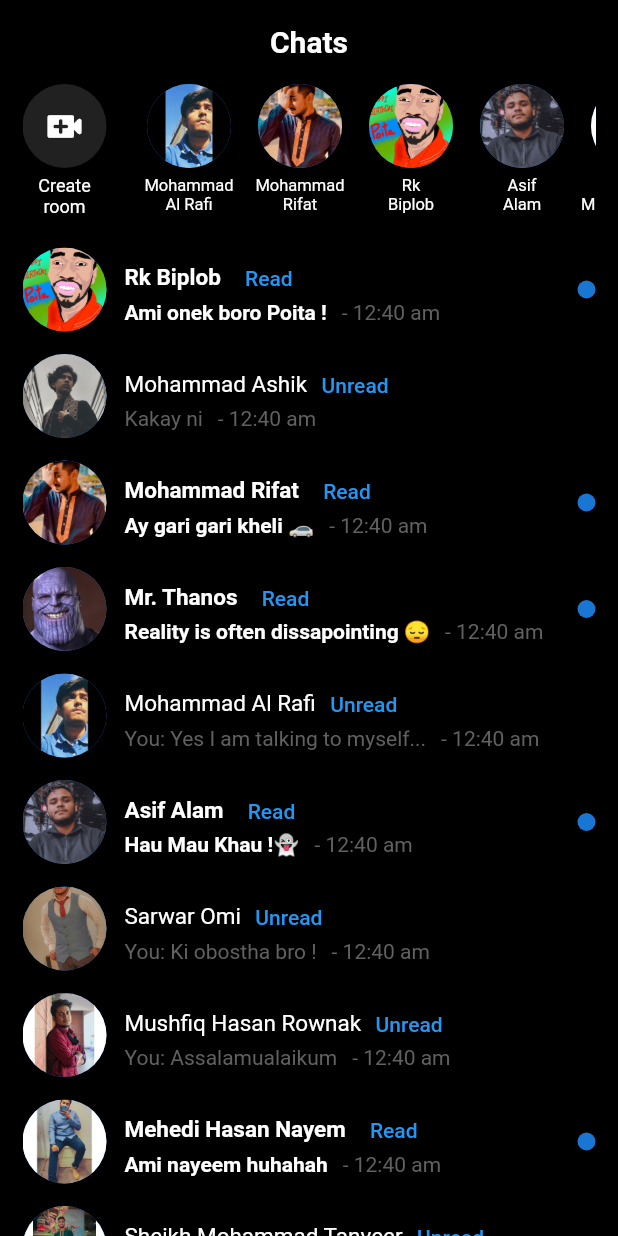
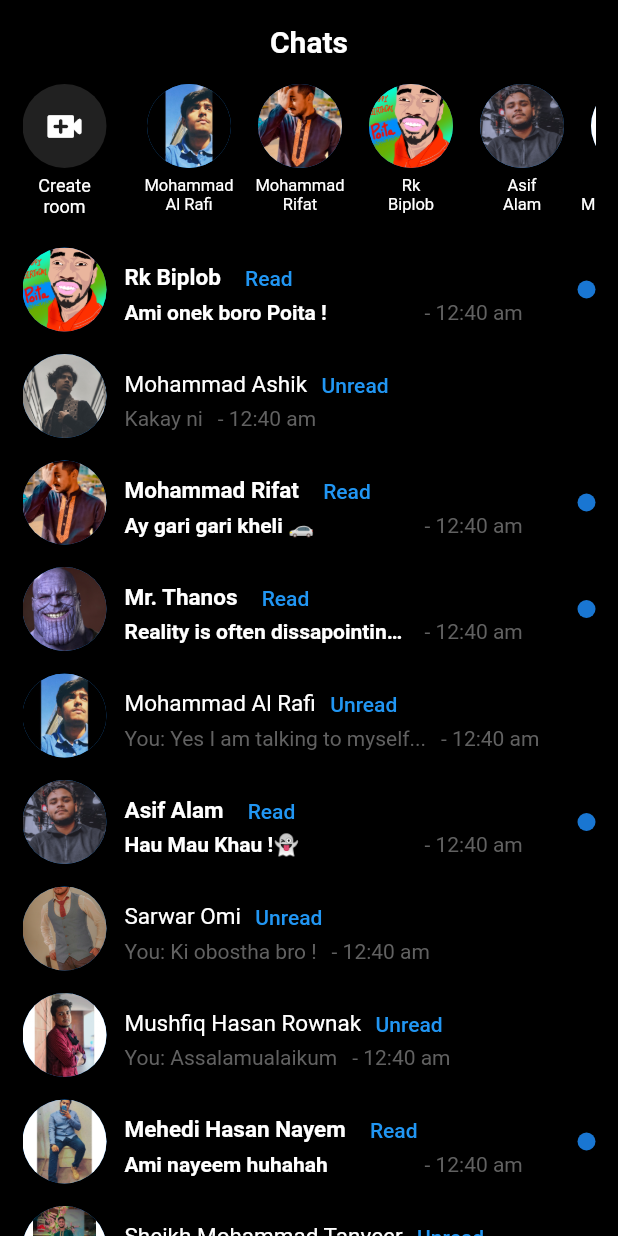
Before and after one commit to al-rafi304/messenger_UI_clone, a Flutter app: the screen it shows after launch, on a phone screen of 412 x 824 dp. Run offline on Flutter 3.47's test engine with Material 2 defaults, Android fonts, the phone set to English and light mode, and no system bars.

Commit message:
Enabled text overflow in chatbox

```diff
--- a/lib/ChatItem.dart
+++ b/lib/ChatItem.dart
@@ -54,11 +54,15 @@ class _ChatItemState extends State<ChatItem> {
                 ),
                 Row(
                   children: [
-                    Text(widget.messege,
-                        style: TextStyle(
-                          fontWeight: FontWeight.bold,
-                          color: Colors.white,
-                        )),
+                    Container(
+                      width: 190,
+                      child: Text(widget.messege,
+                          overflow: TextOverflow.ellipsis,
+                          style: TextStyle(
+                            fontWeight: FontWeight.bold,
+                            color: Colors.white,
+                          )),
+                    ),
                     Padding(
                       padding: const EdgeInsets.fromLTRB(10, 0, 0, 0),
                       child: Text("- 12:40 am",
```
